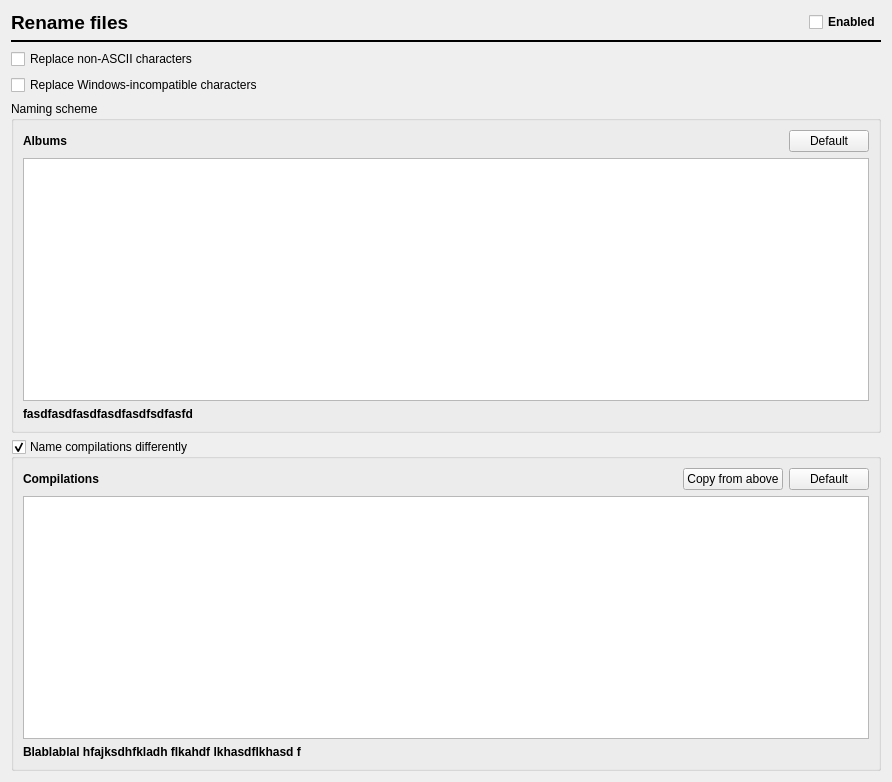
Qt form ui/options_renaming.ui (metabrainz/picard) before a commit.
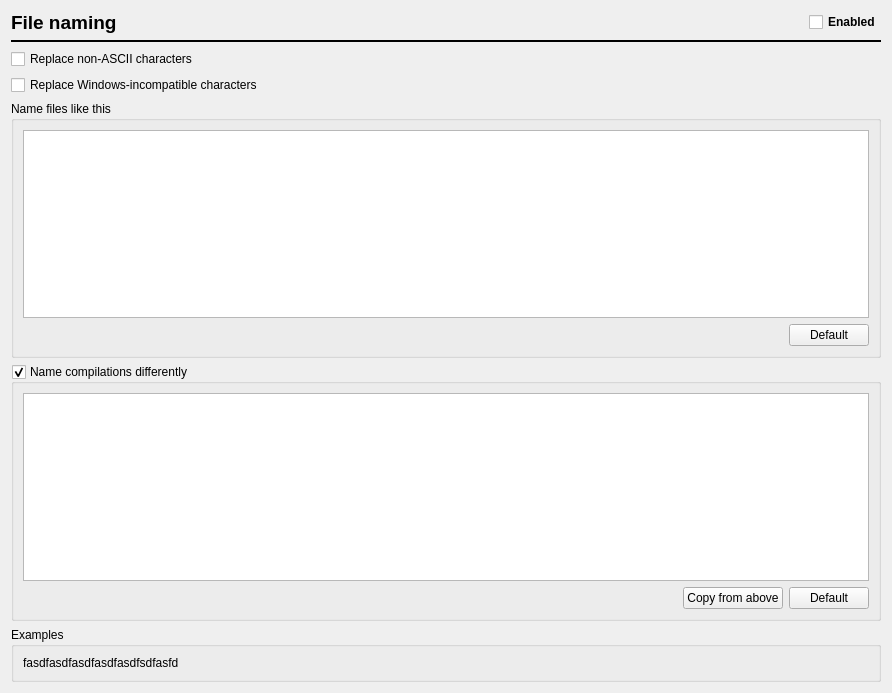
The same form after that commit.

What changed in the file:
```diff
--- a/ui/options_renaming.ui
+++ b/ui/options_renaming.ui
@@ -6,7 +6,7 @@
     <x>0</x>
     <y>0</y>
     <width>892</width>
-    <height>782</height>
+    <height>693</height>
    </rect>
   </property>
   <property name="sizePolicy" >
@@ -31,7 +31,7 @@
         </font>
        </property>
        <property name="text" >
-        <string>Rename files</string>
+        <string>File naming</string>
        </property>
       </widget>
      </item>
@@ -86,64 +86,12 @@
    <item>
     <widget class="QGroupBox" name="groupBox" >
      <property name="title" >
-      <string>Naming scheme</string>
+      <string>Name files like this</string>
+     </property>
+     <property name="flat" >
+      <bool>false</bool>
      </property>
      <layout class="QVBoxLayout" name="verticalLayout_4" >
-      <item>
-       <layout class="QHBoxLayout" name="horizontalLayout_2" >
-        <item>
-         <widget class="QLabel" name="label_3" >
-          <property name="sizePolicy" >
-           <sizepolicy vsizetype="Preferred" hsizetype="Fixed" >
-            <horstretch>0</horstretch>
-            <verstretch>0</verstretch>
-           </sizepolicy>
-          </property>
-          <property name="font" >
-           <font>
-            <weight>75</weight>
-            <bold>true</bold>
-           </font>
-          </property>
-          <property name="text" >
-           <string>Albums</string>
-          </property>
-          <property name="alignment" >
-           <set>Qt::AlignLeading|Qt::AlignLeft|Qt::AlignVCenter</set>
-          </property>
-         </widget>
-        </item>
-        <item>
-         <widget class="QLabel" name="renaming_error" >
-          <property name="text" >
-           <string/>
-          </property>
-          <property name="alignment" >
-           <set>Qt::AlignCenter</set>
-          </property>
-         </widget>
-        </item>
-        <item>
-         <widget class="QPushButton" name="file_naming_format_default" >
-          <property name="sizePolicy" >
-           <sizepolicy vsizetype="Fixed" hsizetype="Fixed" >
-            <horstretch>0</horstretch>
-            <verstretch>0</verstretch>
-           </sizepolicy>
-          </property>
-          <property name="minimumSize" >
-           <size>
-            <width>0</width>
-            <height>0</height>
-           </size>
-          </property>
-          <property name="text" >
-           <string>Default</string>
-          </property>
-         </widget>
-        </item>
-       </layout>
-      </item>
       <item>
        <widget class="QTextEdit" name="file_naming_format" >
         <property name="sizePolicy" >
@@ -186,36 +134,37 @@
        </widget>
       </item>
       <item>
-       <widget class="QLabel" name="example_filename" >
-        <property name="font" >
-         <font>
-          <weight>75</weight>
-          <italic>false</italic>
-          <bold>true</bold>
-         </font>
-        </property>
-        <property name="frameShape" >
-         <enum>QFrame::NoFrame</enum>
-        </property>
-        <property name="frameShadow" >
-         <enum>QFrame::Plain</enum>
-        </property>
-        <property name="lineWidth" >
-         <number>1</number>
+       <layout class="QHBoxLayout" name="horizontalLayout_2" >
+        <item>
+         <widget class="QLabel" name="renaming_error" >
+          <property name="text" >
+           <string/>
+          </property>
+          <property name="alignment" >
+           <set>Qt::AlignCenter</set>
+          </property>
+         </widget>
+        </item>
+        <item>
+         <widget class="QPushButton" name="file_naming_format_default" >
+          <property name="sizePolicy" >
+           <sizepolicy vsizetype="Fixed" hsizetype="Fixed" >
+            <horstretch>0</horstretch>
+            <verstretch>0</verstretch>
+           </sizepolicy>
+          </property>
+          <property name="minimumSize" >
+           <size>
+            <width>0</width>
+            <height>0</height>
+           </size>
         </property>
         <property name="text" >
-         <string>fasdfasdfasdfasdfasdfsdfasfd</string>
-        </property>
-        <property name="textFormat" >
-         <enum>Qt::PlainText</enum>
-        </property>
-        <property name="wordWrap" >
-         <bool>true</bool>
-        </property>
-        <property name="textInteractionFlags" >
-         <set>Qt::LinksAccessibleByMouse</set>
-        </property>
-       </widget>
+           <string>Default</string>
+          </property>
+         </widget>
+        </item>
+       </layout>
       </item>
      </layout>
     </widget>
@@ -225,39 +174,43 @@
      <property name="title" >
       <string>Name compilations differently</string>
      </property>
+     <property name="flat" >
+      <bool>false</bool>
+     </property>
      <property name="checkable" >
       <bool>true</bool>
      </property>
      <layout class="QVBoxLayout" name="verticalLayout_3" >
+      <item>
+       <layout class="QHBoxLayout" >
+        <item>
+         <widget class="QTextEdit" name="va_file_naming_format" >
+          <property name="font" >
+           <font>
+            <family>Monospace</family>
+            <pointsize>10</pointsize>
+           </font>
+          </property>
+          <property name="cursor" stdset="0" >
+           <cursorShape>IBeamCursor</cursorShape>
+          </property>
+          <property name="lineWrapMode" >
+           <enum>QTextEdit::WidgetWidth</enum>
+          </property>
+          <property name="tabStopWidth" >
+           <number>20</number>
+          </property>
+          <property name="acceptRichText" >
+           <bool>true</bool>
+          </property>
+         </widget>
+        </item>
+       </layout>
+      </item>
       <item>
        <layout class="QHBoxLayout" name="horizontalLayout_3" >
-        <item>
-         <widget class="QLabel" name="label_4" >
-          <property name="sizePolicy" >
-           <sizepolicy vsizetype="Preferred" hsizetype="Fixed" >
-            <horstretch>0</horstretch>
-            <verstretch>0</verstretch>
-           </sizepolicy>
-          </property>
-          <property name="font" >
-           <font>
-            <weight>75</weight>
-            <bold>true</bold>
-           </font>
-          </property>
-          <property name="text" >
-           <string>Compilations</string>
-          </property>
-          <property name="alignment" >
-           <set>Qt::AlignLeading|Qt::AlignLeft|Qt::AlignVCenter</set>
-          </property>
-         </widget>
-        </item>
         <item>
          <widget class="QLabel" name="renaming_va_error" >
-          <property name="styleSheet" >
-           <string notr="true" />
-          </property>
           <property name="text" >
            <string/>
           </property>
@@ -306,49 +259,41 @@
         </item>
        </layout>
       </item>
-      <item>
-       <layout class="QHBoxLayout" >
-        <item>
-         <widget class="QTextEdit" name="va_file_naming_format" >
-          <property name="font" >
-           <font>
-            <family>Monospace</family>
-            <pointsize>10</pointsize>
-           </font>
-          </property>
-          <property name="cursor" stdset="0" >
-           <cursorShape>IBeamCursor</cursorShape>
-          </property>
-          <property name="lineWrapMode" >
-           <enum>QTextEdit::WidgetWidth</enum>
-          </property>
-          <property name="tabStopWidth" >
-           <number>20</number>
-          </property>
-          <property name="acceptRichText" >
-           <bool>true</bool>
-          </property>
-         </widget>
-        </item>
-       </layout>
+     </layout>
+    </widget>
       </item>
       <item>
-       <widget class="QLabel" name="example_va_filename" >
+    <widget class="QGroupBox" name="groupBox_2" >
+     <property name="title" >
+      <string>Examples</string>
+     </property>
+     <property name="flat" >
+      <bool>false</bool>
+     </property>
+     <layout class="QVBoxLayout" name="verticalLayout" >
+      <item>
+       <widget class="QLabel" name="example_filename" >
         <property name="font" >
          <font>
-          <weight>75</weight>
+          <weight>50</weight>
           <italic>false</italic>
-          <bold>true</bold>
+          <bold>false</bold>
          </font>
         </property>
         <property name="frameShape" >
          <enum>QFrame::NoFrame</enum>
         </property>
+        <property name="frameShadow" >
+         <enum>QFrame::Plain</enum>
+        </property>
+        <property name="lineWidth" >
+         <number>1</number>
+        </property>
         <property name="text" >
-         <string>Blablablal hfajksdhfkladh flkahdf lkhasdflkhasd f</string>
+         <string>fasdfasdfasdfasdfasdfsdfasfd</string>
         </property>
         <property name="textFormat" >
-         <enum>Qt::PlainText</enum>
+         <enum>Qt::RichText</enum>
         </property>
         <property name="wordWrap" >
          <bool>true</bool>
```
Left out of the diff: 3 changed lines with no effect on the pictures. Lines whose indentation alone changed are shown as unchanged.
